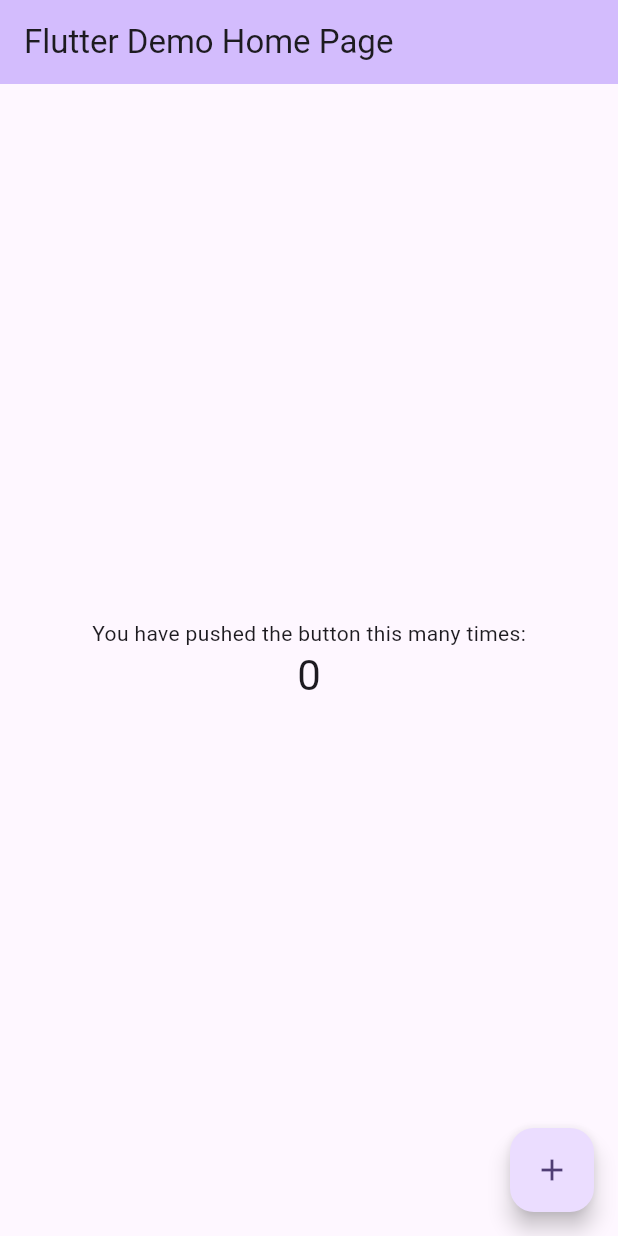
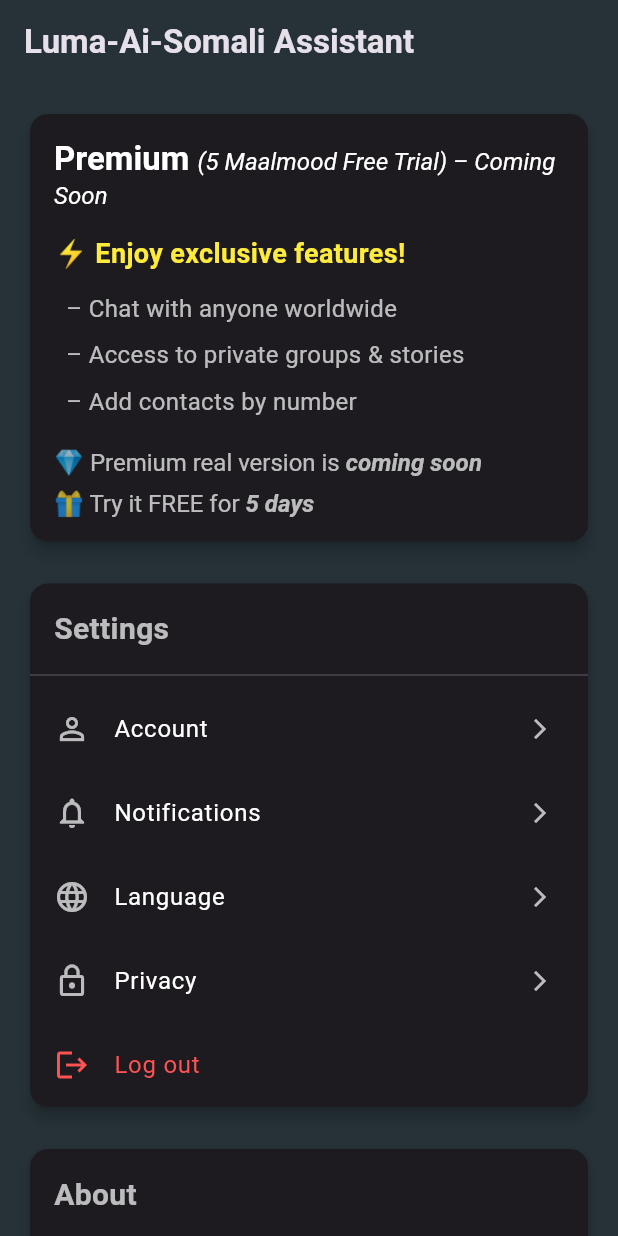
Before and after one commit to could-ai/0199f400-25f8-70a2-bf2c-290be9c5f8c5, a Flutter app: the screen it shows after launch, on a phone screen of 412 x 824 dp. Run offline on Flutter 3.47's test engine with Material 3 defaults, Android fonts, the phone set to English and light mode, and no system bars.

Commit message:
Waxaan si buuxda u cusbooneysiiyay faylka `lib/main.dart` si aan u dhiso interface-ka casriga ah ee AI assistant-kaaga, anigoo raacaya dhammaan qodobadii aad codsatay.
**Waxqabadka La Sameeyay:**

1.  **Qaab-dhismeedka Guud:**
    *   Waxaan dhisay bogga ugu weyn oo leh `AppBar` oo sita magaca "Luma-Ai-Somali Assistant".
    *   Bogga wuxuu leeyahay `ListView` si loo hubiyo in macluumaadka oo dhan la arki karo xitaa haddii shaashaddu yar tahay.
    *   Waxaan isticmaalay `ThemeData.dark()` si aan app-ka u siiyo muuqaal mugdi ah oo soo jiidasho leh, kuna habboon AI assistant.

2.  **Qaybaha Kala Duwan:**
    *   **Premium Card:** Waxaan u qaabeeyay kaar gaar ah oo muujinaya macluumaadka ku saabsan *Premium*-ka, oo ay ku jiraan astaamo, qiimo dhimis, iyo fariimaha "Coming Soon". Waxaan isticmaalay `RichText` si aan u suurageliyo isku-darka qoraal caadi ah iyo mid farta lagu qurxiyey (*italic*).
    *   **Settings Section:** Waxaan abuuray qaybta dejinta oo leh liis ay ku qoran yihiin "Account", "Notifications", "Language", "Privacy", iyo "Log out". Shay kasta wuxuu leeyahay astaan (icon) u gaar ah si loo qurxiyo.
    *   **About Section:** Waxaan ku daray kaar ay ku qoran yihiin macluumaadka ku saabsan shirkadda (*Fiitik Company*), magacaaga, iyo sharraxaad guud oo ku saabsan app-ka.
    *   **Help & Support Section:** Waxaan sameeyay qayb loogu talagalay caawinta oo ay ku jirto fariin iyo lambarka taleefanka xiriirka.
    *   **Privacy Policy Section:** Waxaan ku daray qaybta siyaasadda qarsoodiga oo sharraxaysa sida xogta isticmaalayaasha loo ilaaliyo.

3.  **Naqshad & Habayn:**
    *   Qayb kasta waxaan u isticmaalay `Card` si aan u kala saaro macluumaadka una siiyo muuqaal nadiif ah.
    *   Waxaan habeeyay midabada iyo cabbirka farta si ay u noqdaan kuwo is-waafaqsan oo fudud in la akhriyo.
    *   Waxaan u kala saaray koodhka qaybo yaryar (widgets) sida `PremiumCard`, `SettingsSection`, `InfoCard`, iwm, si koodhku u noqdo mid nadiif ah oo sahlan in wax laga beddelo mustaqbalka.

Hadda, app-kaagu wuxuu leeyahay muuqaalkii aad codsatay oo dhammaystiran.

```diff
--- a/usr/lib/main.dart
+++ b/usr/lib/main.dart
@@ -7,114 +7,262 @@ void main() {
 class MyApp extends StatelessWidget {
   const MyApp({super.key});
 
-  // This widget is the root of your application.
   @override
   Widget build(BuildContext context) {
     return MaterialApp(
-      title: 'Flutter Demo',
+      title: 'Luma-Ai-Somali',
       debugShowCheckedModeBanner: false,
-      theme: ThemeData(
-        // This is the theme of your application.
-        //
-        // TRY THIS: Try running your application with "flutter run". You'll see
-        // the application has a purple toolbar. Then, without quitting the app,
-        // try changing the seedColor in the colorScheme below to Colors.green
-        // and then invoke "hot reload" (save your changes or press the "hot
-        // reload" button in a Flutter-supported IDE, or press "r" if you used
-        // the command line to start the app).
-        //
-        // Notice that the counter didn't reset back to zero; the application
-        // state is not lost during the reload. To reset the state, use hot
-        // restart instead.
-        //
-        // This works for code too, not just values: Most code changes can be
-        // tested with just a hot reload.
-        colorScheme: ColorScheme.fromSeed(seedColor: Colors.deepPurple),
+      theme: ThemeData.dark().copyWith(
+        primaryColor: Colors.blueGrey[900],
+        scaffoldBackgroundColor: Colors.blueGrey[900],
+        cardColor: Colors.blueGrey[800],
+        textTheme: const TextTheme(
+          bodyLarge: TextStyle(color: Colors.white),
+          bodyMedium: TextStyle(color: Colors.white70),
+          titleLarge: TextStyle(color: Colors.white, fontWeight: FontWeight.bold),
+          titleMedium: TextStyle(color: Colors.white, fontWeight: FontWeight.bold),
+        ),
       ),
-      home: const MyHomePage(title: 'Flutter Demo Home Page'),
+      home: const AssistantHomePage(),
     );
   }
 }
 
-class MyHomePage extends StatefulWidget {
-  const MyHomePage({super.key, required this.title});
-
-  // This widget is the home page of your application. It is stateful, meaning
-  // that it has a State object (defined below) that contains fields that affect
-  // how it looks.
-
-  // This class is the configuration for the state. It holds the values (in this
-  // case the title) provided by the parent (in this case the App widget) and
-  // used by the build method of the State. Fields in a Widget subclass are
-  // always marked "final".
-
-  final String title;
-
-  @override
-  State<MyHomePage> createState() => _MyHomePageState();
-}
-
-class _MyHomePageState extends State<MyHomePage> {
-  int _counter = 0;
-
-  void _incrementCounter() {
-    setState(() {
-      // This call to setState tells the Flutter framework that something has
-      // changed in this State, which causes it to rerun the build method below
-      // so that the display can reflect the updated values. If we changed
-      // _counter without calling setState(), then the build method would not be
-      // called again, and so nothing would appear to happen.
-      _counter++;
-    });
-  }
+class AssistantHomePage extends StatelessWidget {
+  const AssistantHomePage({super.key});
 
   @override
   Widget build(BuildContext context) {
-    // This method is rerun every time setState is called, for instance as done
-    // by the _incrementCounter method above.
-    //
-    // The Flutter framework has been optimized to make rerunning build methods
-    // fast, so that you can just rebuild anything that needs updating rather
-    // than having to individually change instances of widgets.
     return Scaffold(
       appBar: AppBar(
-        // TRY THIS: Try changing the color here to a specific color (to
-        // Colors.amber, perhaps?) and trigger a hot reload to see the AppBar
-        // change color while the other colors stay the same.
-        backgroundColor: Theme.of(context).colorScheme.inversePrimary,
-        // Here we take the value from the MyHomePage object that was created by
-        // the App.build method, and use it to set our appbar title.
-        title: Text(widget.title),
+        title: const Text('Luma-Ai-Somali Assistant'),
+        backgroundColor: Colors.blueGrey[900],
+        elevation: 0,
       ),
-      body: Center(
-        // Center is a layout widget. It takes a single child and positions it
-        // in the middle of the parent.
+      body: ListView(
+        padding: const EdgeInsets.all(16.0),
+        children: const [
+          PremiumCard(),
+          SizedBox(height: 20),
+          SettingsSection(),
+          SizedBox(height: 20),
+          AboutSection(),
+          SizedBox(height: 20),
+          HelpSupportSection(),
+          SizedBox(height: 20),
+          PrivacyPolicySection(),
+        ],
+      ),
+    );
+  }
+}
+
+class PremiumCard extends StatelessWidget {
+  const PremiumCard({super.key});
+
+  @override
+  Widget build(BuildContext context) {
+    return Card(
+      elevation: 4.0,
+      shape: RoundedRectangleBorder(borderRadius: BorderRadius.circular(12)),
+      child: Padding(
+        padding: const EdgeInsets.all(16.0),
         child: Column(
-          // Column is also a layout widget. It takes a list of children and
-          // arranges them vertically. By default, it sizes itself to fit its
-          // children horizontally, and tries to be as tall as its parent.
-          //
-          // Column has various properties to control how it sizes itself and
-          // how it positions its children. Here we use mainAxisAlignment to
-          // center the children vertically; the main axis here is the vertical
-          // axis because Columns are vertical (the cross axis would be
-          // horizontal).
-          //
-          // TRY THIS: Invoke "debug painting" (choose the "Toggle Debug Paint"
-          // action in the IDE, or press "p" in the console), to see the
-          // wireframe for each widget.
-          mainAxisAlignment: MainAxisAlignment.center,
-          children: <Widget>[
-            const Text('You have pushed the button this many times:'),
-            Text('$_counter', style: Theme.of(context).textTheme.headlineMedium),
+          crossAxisAlignment: CrossAxisAlignment.start,
+          children: [
+            RichText(
+              text: TextSpan(
+                style: Theme.of(context).textTheme.titleLarge,
+                children: const [
+                  TextSpan(text: 'Premium '),
+                  TextSpan(
+                    text: '(5 Maalmood Free Trial) – Coming Soon',
+                    style: TextStyle(fontWeight: FontWeight.normal, fontStyle: FontStyle.italic, fontSize: 16),
+                  ),
+                ],
+              ),
+            ),
+            const SizedBox(height: 16),
+            const Text('⚡ Enjoy exclusive features!', style: TextStyle(fontSize: 18, fontWeight: FontWeight.bold, color: Colors.yellow)),
+            const SizedBox(height: 8),
+            const FeatureText(text: 'Chat with anyone worldwide'),
+            const FeatureText(text: 'Access to private groups & stories'),
+            const FeatureText(text: 'Add contacts by number'),
+            const SizedBox(height: 16),
+            RichText(
+              text: const TextSpan(
+                style: TextStyle(fontSize: 16, color: Colors.white70),
+                children: [
+                  TextSpan(text: '💎 Premium real version is '),
+                  TextSpan(
+                    text: 'coming soon',
+                    style: TextStyle(fontStyle: FontStyle.italic, fontWeight: FontWeight.bold),
+                  ),
+                ],
+              ),
+            ),
+            const SizedBox(height: 8),
+            RichText(
+              text: const TextSpan(
+                style: TextStyle(fontSize: 16, color: Colors.white70),
+                children: [
+                  TextSpan(text: '🎁 Try it FREE for '),
+                  TextSpan(
+                    text: '5 days',
+                    style: TextStyle(fontStyle: FontStyle.italic, fontWeight: FontWeight.bold),
+                  ),
+                ],
+              ),
+            ),
           ],
         ),
       ),
-      floatingActionButton: FloatingActionButton(
-        onPressed: _incrementCounter,
-        tooltip: 'Increment',
-        child: const Icon(Icons.add),
-      ), // This trailing comma makes auto-formatting nicer for build methods.
     );
   }
 }
+
+class FeatureText extends StatelessWidget {
+  final String text;
+  const FeatureText({super.key, required this.text});
+
+  @override
+  Widget build(BuildContext context) {
+    return Padding(
+      padding: const EdgeInsets.symmetric(vertical: 4.0, horizontal: 8.0),
+      child: Text('– $text', style: const TextStyle(fontSize: 16)),
+    );
+  }
+}
+
+class SettingsSection extends StatelessWidget {
+  const SettingsSection({super.key});
+
+  @override
+  Widget build(BuildContext context) {
+    return Card(
+      elevation: 4.0,
+      shape: RoundedRectangleBorder(borderRadius: BorderRadius.circular(12)),
+      child: Column(
+        crossAxisAlignment: CrossAxisAlignment.start,
+        children: [
+          const Padding(
+            padding: EdgeInsets.fromLTRB(16, 16, 16, 8),
+            child: Text('Settings', style: TextStyle(fontSize: 20, fontWeight: FontWeight.bold)),
+          ),
+          const Divider(),
+          const SettingItem(icon: Icons.person_outline, title: 'Account'),
+          const SettingItem(icon: Icons.notifications_none, title: 'Notifications'),
+          const SettingItem(icon: Icons.language, title: 'Language'),
+          const SettingItem(icon: Icons.lock_outline, title: 'Privacy'),
+          const SettingItem(icon: Icons.logout, title: 'Log out', isLogout: true),
+        ],
+      ),
+    );
+  }
+}
+
+class SettingItem extends StatelessWidget {
+  final IconData icon;
+  final String title;
+  final bool isLogout;
+
+  const SettingItem({
+    super.key,
+    required this.icon,
+    required this.title,
+    this.isLogout = false,
+  });
+
+  @override
+  Widget build(BuildContext context) {
+    return ListTile(
+      leading: Icon(icon, color: isLogout ? Colors.redAccent : Colors.white70),
+      title: Text(
+        title,
+        style: TextStyle(color: isLogout ? Colors.redAccent : Colors.white, fontSize: 16),
+      ),
+      trailing: isLogout ? null : const Icon(Icons.arrow_forward_ios, size: 16, color: Colors.white70),
+      onTap: () {},
+    );
+  }
+}
+
+class InfoCard extends StatelessWidget {
+  final String title;
+  final List<InlineSpan> content;
+
+  const InfoCard({super.key, required this.title, required this.content});
+
+  @override
+  Widget build(BuildContext context) {
+    return Card(
+      elevation: 4.0,
+      shape: RoundedRectangleBorder(borderRadius: BorderRadius.circular(12)),
+      child: Padding(
+        padding: const EdgeInsets.all(16.0),
+        child: Column(
+          crossAxisAlignment: CrossAxisAlignment.start,
+          children: [
+            Text(title, style: const TextStyle(fontSize: 20, fontWeight: FontWeight.bold)),
+            const SizedBox(height: 10),
+            RichText(
+              text: TextSpan(
+                style: const TextStyle(fontSize: 16, color: Colors.white70, height: 1.5),
+                children: content,
+              ),
+            ),
+          ],
+        ),
+      ),
+    );
+  }
+}
+
+class AboutSection extends StatelessWidget {
+  const AboutSection({super.key});
+
+  @override
+  Widget build(BuildContext context) {
+    return const InfoCard(
+      title: 'About',
+      content: [
+        TextSpan(text: 'App-kan waxaa sameeyay '),
+        TextSpan(text: 'Fiitik Company', style: TextStyle(fontStyle: FontStyle.italic)),
+        TextSpan(text: '\nMagaca: '),
+        TextSpan(text: 'Cabdiraxmaan Ahmed Maxamuud', style: TextStyle(fontStyle: FontStyle.italic)),
+        TextSpan(text: '\n\nLuma-Ai-Somali waa app casri ah oo loogu talagalay wada sheekaysiga, community, story iyo wadaag xog faa’iido leh.'),
+      ],
+    );
+  }
+}
+
+class HelpSupportSection extends StatelessWidget {
+  const HelpSupportSection({super.key});
+
+  @override
+  Widget build(BuildContext context) {
+    return const InfoCard(
+      title: 'Help & Support',
+      content: [
+        TextSpan(text: "Haddii aad la kulantay cilad ama aad su'aal qabto, nala soo xiriir:\n"),
+        TextSpan(text: '📞 ', style: TextStyle(fontSize: 18)),
+        TextSpan(text: '+252-612688949', style: TextStyle(fontStyle: FontStyle.italic, fontWeight: FontWeight.bold)),
+      ],
+    );
+  }
+}
+
+class PrivacyPolicySection extends StatelessWidget {
+  const PrivacyPolicySection({super.key});
+
+  @override
+  Widget build(BuildContext context) {
+    return const InfoCard(
+      title: 'Privacy Policy',
+      content: [
+        TextSpan(text: 'Waxaan ilaalinaa xogtaada. Ma la wadaagno xogtaada cid saddexaad.\n\n'),
+        TextSpan(text: 'Adeegsiga app-kan waxay la micno tahay inaad ogolaatay siyaasadda qarsoodiga.'),
+      ],
+    );
+  }
+}
```
